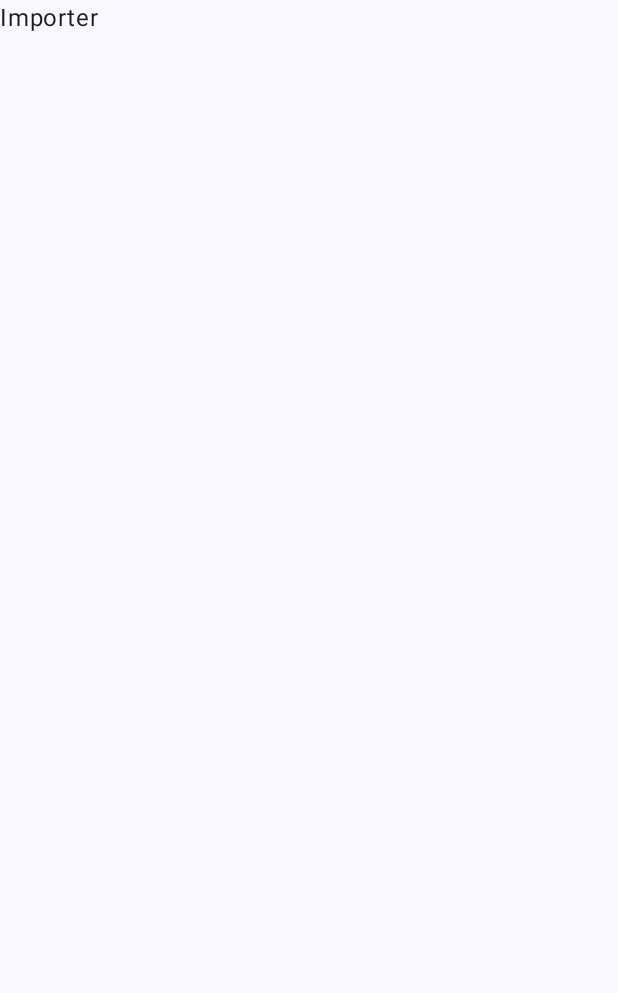
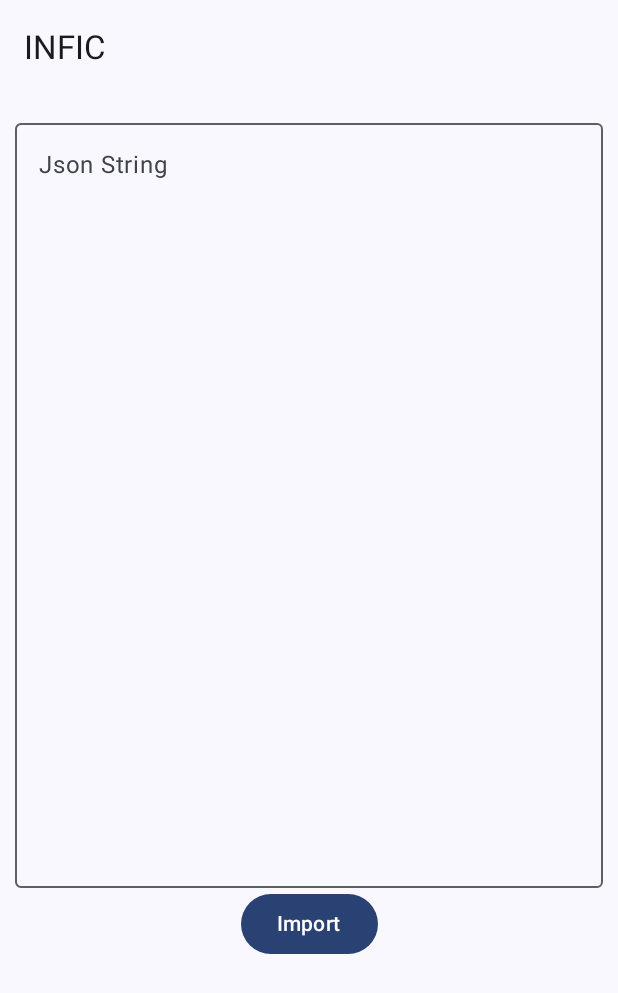
Before and after one commit to natchanon-space/infic-andrioid, an Android app built with Jetpack Compose: the ImportActivity screen opened directly, with no data from a screen before it, on a phone screen of 412 x 824 dp. Before the commit the part shown is almost empty. Shown: the top 993 px of the screen. Run offline under Robolectric (Android 15) with nearby library versions, the phone set to English and light mode, and no system bars.

Commit message:
import function

```diff
--- a/app/src/main/java/com/natch/app/infic/importer/ImportActivity.kt
+++ b/app/src/main/java/com/natch/app/infic/importer/ImportActivity.kt
@@ -1,25 +1,86 @@
 package com.natch.app.infic.importer
 
 import android.os.Bundle
+import android.widget.Toast
 import androidx.activity.ComponentActivity
 import androidx.activity.compose.setContent
+import androidx.compose.foundation.layout.Arrangement
+import androidx.compose.foundation.layout.Column
+import androidx.compose.foundation.layout.fillMaxHeight
 import androidx.compose.foundation.layout.fillMaxSize
+import androidx.compose.foundation.layout.fillMaxWidth
+import androidx.compose.foundation.layout.padding
+import androidx.compose.material3.Button
+import androidx.compose.material3.ExperimentalMaterial3Api
 import androidx.compose.material3.MaterialTheme
+import androidx.compose.material3.OutlinedTextField
+import androidx.compose.material3.Scaffold
 import androidx.compose.material3.Surface
 import androidx.compose.material3.Text
+import androidx.compose.material3.TopAppBar
+import androidx.compose.runtime.getValue
+import androidx.compose.runtime.mutableStateOf
+import androidx.compose.runtime.saveable.rememberSaveable
+import androidx.compose.runtime.setValue
+import androidx.compose.ui.Alignment
 import androidx.compose.ui.Modifier
+import androidx.compose.ui.platform.ClipboardManager
+import androidx.compose.ui.platform.LocalClipboardManager
+import androidx.compose.ui.platform.LocalContext
+import androidx.compose.ui.unit.dp
+import androidx.core.app.NavUtils
 import com.natch.app.infic.ui.theme.InficTheme
+import com.natch.app.infic.utils.jsonToFiction
+import com.natch.app.infic.utils.writeFictionToJsonFile
 
+@OptIn(ExperimentalMaterial3Api::class)
 class ImportActivity: ComponentActivity() {
     override fun onCreate(savedInstanceState: Bundle?) {
         super.onCreate(savedInstanceState)
         setContent {
             InficTheme {
+
+                var jsonString by rememberSaveable { mutableStateOf("") }
+
+                val clipboardManager: ClipboardManager = LocalClipboardManager.current
+                val context = LocalContext.current
+
                 Surface(
                     modifier = Modifier.fillMaxSize(),
                     color = MaterialTheme.colorScheme.background
                 ) {
-                    Text("Importer")
+                    Scaffold(
+                        topBar = { TopAppBar(title = { Text("INFIC") })}
+                    ) {paddingValues ->
+                        Column(
+                            modifier = Modifier
+                                .padding(paddingValues)
+                                .padding(10.dp),
+                            verticalArrangement = Arrangement.Center,
+                            horizontalAlignment = Alignment.CenterHorizontally
+                        ) {
+                            OutlinedTextField(
+                                value = jsonString,
+                                onValueChange = { jsonString = it },
+                                label = { Text("Json String") },
+                                modifier = Modifier
+                                    .fillMaxWidth()
+                                    .fillMaxHeight(0.7f)
+                            )
+                            Button(onClick = {
+                                try {
+                                    val fiction = jsonToFiction(jsonString)
+                                    writeFictionToJsonFile(fiction, context)
+                                    Toast.makeText(context, "Imported ${fiction.title}", Toast.LENGTH_LONG).show()
+                                } catch (exception: Exception) {
+                                    exception.printStackTrace()
+                                    Toast.makeText(context, "Unable to import, please check your file format", Toast.LENGTH_LONG).show()
+                                }
+                            }) {
+                                Text("Import")
+                            }
+                        }
+                    }
                 }
             }
         }
--- a/app/src/main/java/com/natch/app/infic/writer/component/SceneCard.kt
+++ b/app/src/main/java/com/natch/app/infic/writer/component/SceneCard.kt
@@ -38,14 +38,14 @@ fun SceneCard(
                 Text(
                     "Ending Scene",
                     modifier = Modifier
-                        .padding(0.dp, 10.dp, 10.dp, 0.dp)
+                        .padding(10.dp, 10.dp, 10.dp, 0.dp)
                 )
             }
             if (scene.isFirstScene) {
                 Text(
                     "First Scene",
                     modifier = Modifier
-                        .padding(0.dp, 10.dp, 10.dp, 0.dp)
+                        .padding(10.dp, 10.dp, 10.dp, 0.dp)
                 )
             }
         }
```
Also changed, not shown: app/src/main/java/com/natch/app/infic/player/screen/PlaySelectionScreen.kt (+7 -4 lines).
